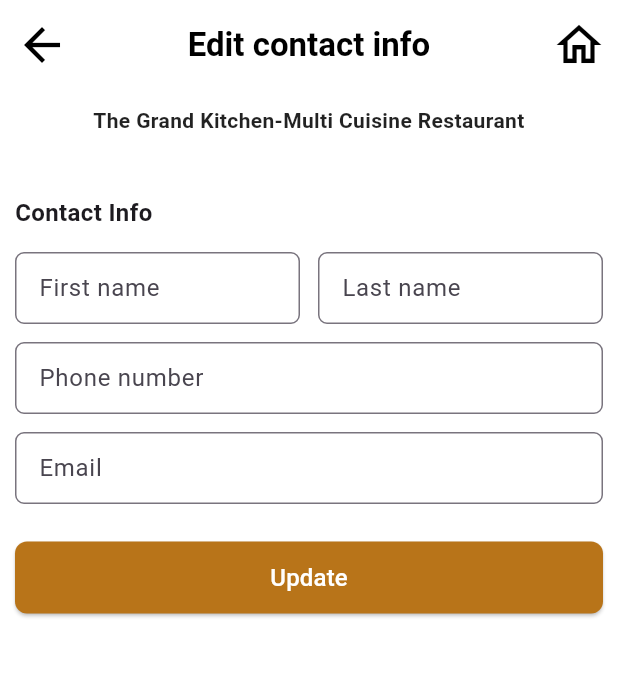
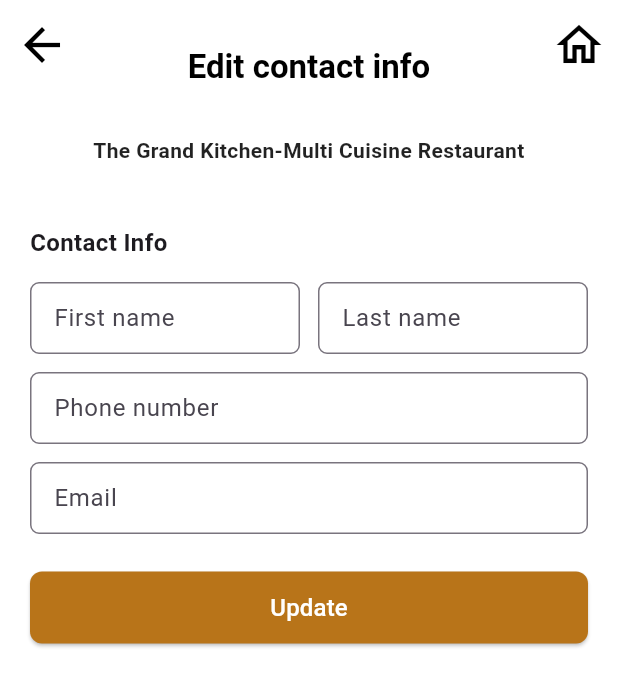
Before and after one commit to dhanyashreealva/flutterbloc, a Flutter app: the EditContactInfoPage screen opened by its route, on a phone screen of 412 x 824 dp. Shown: the top 686 px of the screen. Run offline on Flutter 3.47's test engine with Material 3 defaults, Android fonts, the phone set to English and light mode, and no system bars; our stand-ins replace equatable, flutter_bloc.

Commit message:
all done

```diff
--- a/my_app/lib/contact.dart
+++ b/my_app/lib/contact.dart
@@ -15,9 +15,12 @@ class EditContactInfoPage extends StatelessWidget {
           icon: const Icon(Icons.arrow_back, color: Colors.black,size: 36),
           onPressed: () => Navigator.pushNamed(context, '/confirmation'),
         ),
-        title: const Text(
+        title: const Padding(
+          padding: EdgeInsets.only(top: 30),
+          child: Text(
           "Edit contact info",
           style: TextStyle(color: Colors.black, fontWeight: FontWeight.w600),
+        ),
         ),
         centerTitle: true,
         actions: [
@@ -27,11 +30,13 @@ class EditContactInfoPage extends StatelessWidget {
           ),
         ],
       ),
+
       body: SingleChildScrollView(
-        padding: const EdgeInsets.all(10),
+        padding: const EdgeInsets.all(20),
         child: Column(
           crossAxisAlignment: CrossAxisAlignment.start,
           children: [
+            const SizedBox(height: 10),
             const Center(
               child: Text(
                 "The Grand Kitchen-Multi Cuisine Restaurant",
--- a/my_app/lib/main.dart
+++ b/my_app/lib/main.dart
@@ -39,7 +39,7 @@ class MyApp extends StatelessWidget {
         title: 'Table Reservation ',
         debugShowCheckedModeBanner: false,
         theme: ThemeData(primarySwatch: Colors.green),
-        home:EditContactInfoPage(),
+        home:RestaurantBookingPage(),
         routes: {
           '/contact':(context)=>EditContactInfoPage(),
           '/confirmation': (context) => ReservationConfirmationPage(),
```
Also changed, not shown: my_app/lib/ReservationConfirmationPage.dart (+1 -33 lines).
